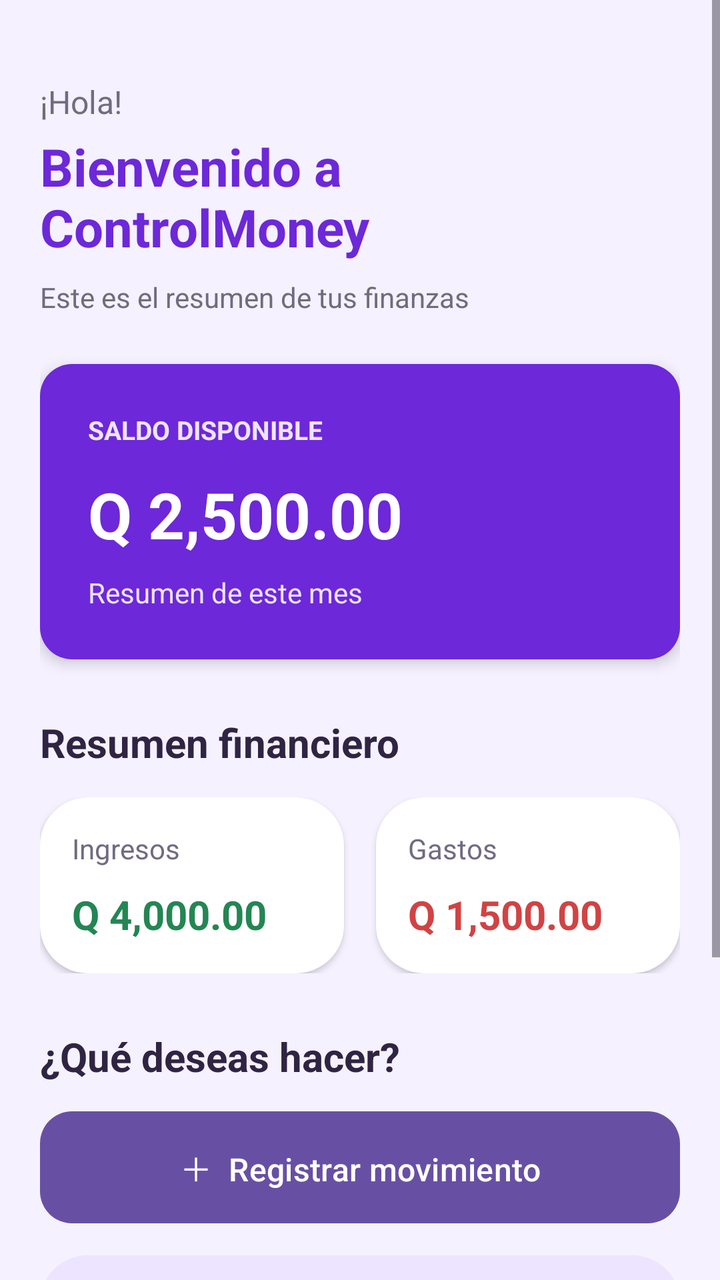
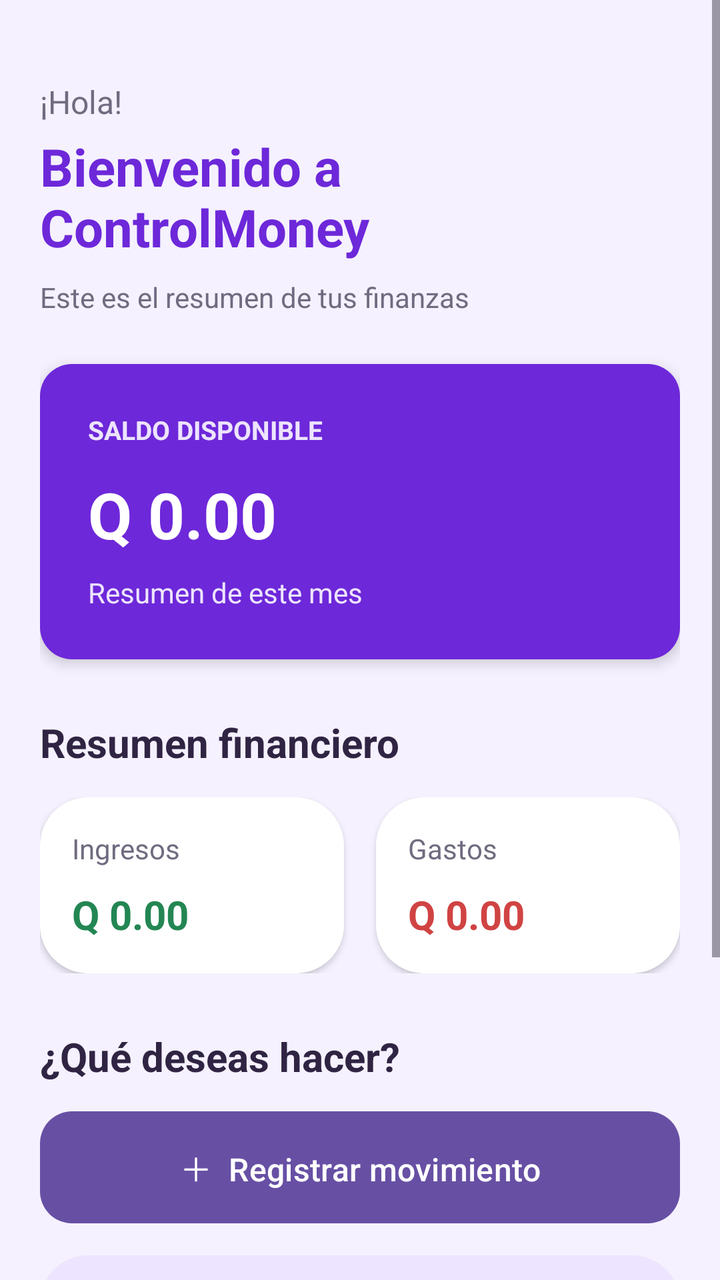

An Android layout rendered at two revisions. The XML below is the earlier revision; the diff shows what the commit changed to produce the second picture.
<!-- AndroidManifest.xml: application theme Theme.ControlMoney -->
<!-- res/layout/activity_inicio.xml -->
<?xml version="1.0" encoding="utf-8"?>
<ScrollView xmlns:android="http://schemas.android.com/apk/res/android"
    android:layout_width="match_parent"
    android:layout_height="match_parent"
    android:fillViewport="true"
    android:background="#F5F1FF">

    <LinearLayout
        android:layout_width="match_parent"
        android:layout_height="wrap_content"
        android:orientation="vertical"
        android:padding="20dp">

        
        <TextView
            android:layout_width="wrap_content"
            android:layout_height="wrap_content"
            android:layout_marginTop="20dp"
            android:text="¡Hola!"
            android:textColor="#716B80"
            android:textSize="16sp" />

        <TextView
            android:layout_width="wrap_content"
            android:layout_height="wrap_content"
            android:layout_marginTop="4dp"
            android:text="Bienvenido a ControlMoney"
            android:textColor="#6D28D9"
            android:textSize="26sp"
            android:textStyle="bold" />

        <TextView
            android:layout_width="wrap_content"
            android:layout_height="wrap_content"
            android:layout_marginTop="8dp"
            android:layout_marginBottom="24dp"
            android:text="Este es el resumen de tus finanzas"
            android:textColor="#716B80"
            android:textSize="14sp" />

        
        <LinearLayout
            android:layout_width="match_parent"
            android:layout_height="wrap_content"
            android:orientation="vertical"
            android:padding="24dp"
            android:background="@drawable/fondo_boton_morado"
            android:elevation="4dp">

            <TextView
                android:layout_width="wrap_content"
                android:layout_height="wrap_content"
                android:text="SALDO DISPONIBLE"
                android:textColor="#EDE4FF"
                android:textSize="13sp"
                android:textStyle="bold" />

            <TextView
                android:layout_width="wrap_content"
                android:layout_height="wrap_content"
                android:layout_marginTop="12dp"
                android:text="Q 2,500.00"
                android:textColor="#FFFFFF"
                android:textSize="32sp"
                android:textStyle="bold" />

            <TextView
                android:layout_width="wrap_content"
                android:layout_height="wrap_content"
                android:layout_marginTop="8dp"
                android:text="Resumen de este mes"
                android:textColor="#EDE4FF"
                android:textSize="14sp" />

        </LinearLayout>

        
        <TextView
            android:layout_width="wrap_content"
            android:layout_height="wrap_content"
            android:layout_marginTop="28dp"
            android:layout_marginBottom="14dp"
            android:text="Resumen financiero"
            android:textColor="#302443"
            android:textSize="20sp"
            android:textStyle="bold" />

        
        <LinearLayout
            android:layout_width="match_parent"
            android:layout_height="wrap_content"
            android:orientation="horizontal"
            android:baselineAligned="false">

            <LinearLayout
                android:layout_width="0dp"
                android:layout_height="wrap_content"
                android:layout_weight="1"
                android:layout_marginEnd="8dp"
                android:orientation="vertical"
                android:padding="16dp"
                android:background="@drawable/fondo_tarjeta"
                android:elevation="2dp">

                <TextView
                    android:layout_width="wrap_content"
                    android:layout_height="wrap_content"
                    android:text="Ingresos"
                    android:textColor="#716B80"
                    android:textSize="14sp" />

                <TextView
                    android:layout_width="wrap_content"
                    android:layout_height="wrap_content"
                    android:layout_marginTop="10dp"
                    android:text="Q 4,000.00"
                    android:textColor="#238653"
                    android:textSize="20sp"
                    android:textStyle="bold" />

            </LinearLayout>

            <LinearLayout
                android:layout_width="0dp"
                android:layout_height="wrap_content"
                android:layout_weight="1"
                android:layout_marginStart="8dp"
                android:orientation="vertical"
                android:padding="16dp"
                android:background="@drawable/fondo_tarjeta"
                android:elevation="2dp">

                <TextView
                    android:layout_width="wrap_content"
                    android:layout_height="wrap_content"
                    android:text="Gastos"
                    android:textColor="#716B80"
                    android:textSize="14sp" />

                <TextView
                    android:layout_width="wrap_content"
                    android:layout_height="wrap_content"
                    android:layout_marginTop="10dp"
                    android:text="Q 1,500.00"
                    android:textColor="#D14343"
                    android:textSize="20sp"
                    android:textStyle="bold" />

            </LinearLayout>

        </LinearLayout>

        
        <TextView
            android:layout_width="wrap_content"
            android:layout_height="wrap_content"
            android:layout_marginTop="28dp"
            android:layout_marginBottom="14dp"
            android:text="¿Qué deseas hacer?"
            android:textColor="#302443"
            android:textSize="20sp"
            android:textStyle="bold" />

        <Button
            android:id="@+id/btnRegistrarMovimiento"
            android:layout_width="match_parent"
            android:layout_height="56dp"
            android:layout_marginBottom="12dp"
            android:background="@drawable/fondo_boton_morado"
            android:text="＋  Registrar movimiento"
            android:textAllCaps="false"
            android:textColor="#FFFFFF"
            android:textSize="16sp" />

        <Button
            android:id="@+id/btnVerMovimientos"
            android:layout_width="match_parent"
            android:layout_height="56dp"
            android:layout_marginBottom="12dp"
            android:backgroundTint="#EDE4FF"
            android:text="Ver movimientos"
            android:textAllCaps="false"
            android:textColor="#4C1D95"
            android:textSize="16sp" />

        <Button
            android:id="@+id/btnReportes"
            android:layout_width="match_parent"
            android:layout_height="56dp"
            android:layout_marginBottom="12dp"
            android:backgroundTint="#EDE4FF"
            android:text="Consultar reportes"
            android:textAllCaps="false"
            android:textColor="#4C1D95"
            android:textSize="16sp" />

        <Button
            android:id="@+id/btnPerfil"
            android:layout_width="match_parent"
            android:layout_height="56dp"
            android:layout_marginBottom="20dp"
            android:background="@drawable/fondo_campo"
            android:text="Mis datos"
            android:textAllCaps="false"
            android:textColor="#FFFFFF"
            android:textSize="16sp" />

    </LinearLayout>

</ScrollView>
<!-- resources referenced by this layout -->
<resources>
  <!-- drawable fondo_boton_morado (drawable) -->
  <?xml version="1.0" encoding="utf-8"?>
  <shape xmlns:android="http://schemas.android.com/apk/res/android"
      android:shape="rectangle">
  
      <solid android:color="#6D28D9" />
  
      <corners android:radius="16dp" />
  
  </shape>
  <!-- drawable fondo_campo (drawable) -->
  <?xml version="1.0" encoding="utf-8"?>
  <shape xmlns:android="http://schemas.android.com/apk/res/android"
      android:shape="rectangle">
  
      <solid android:color="#FFFFFF" />
  
      <stroke
          android:width="1dp"
          android:color="#E4D9FA" />
  
      <corners android:radius="14dp" />
  
      <padding
          android:left="12dp"
          android:top="4dp"
          android:right="12dp"
          android:bottom="4dp" />
  
  </shape>
  <!-- drawable fondo_tarjeta (drawable) -->
  <?xml version="1.0" encoding="utf-8"?>
  <shape xmlns:android="http://schemas.android.com/apk/res/android"
      android:shape="rectangle">
  
      <solid android:color="#FFFFFF" />
  
      <corners android:radius="24dp" />
  
  </shape>
  <style name="Theme.ControlMoney" parent="Base.Theme.ControlMoney" />
  <style name="Base.Theme.ControlMoney" parent="Theme.Material3.DayNight.NoActionBar">
          
          
      </style>
</resources>

<!-- the commit's change to res/layout/activity_inicio.xml (unified diff, before → after) -->
@@ -56,10 +56,11 @@
                 android:textStyle="bold" />
 
             <TextView
+                android:id="@+id/tvSaldoDisponible"
                 android:layout_width="wrap_content"
                 android:layout_height="wrap_content"
                 android:layout_marginTop="12dp"
-                android:text="Q 2,500.00"
+                android:text="Q 0.00"
                 android:textColor="#FFFFFF"
                 android:textSize="32sp"
                 android:textStyle="bold" />
@@ -110,10 +111,11 @@
                     android:textSize="14sp" />
 
                 <TextView
+                    android:id="@+id/tvTotalIngresos"
                     android:layout_width="wrap_content"
                     android:layout_height="wrap_content"
                     android:layout_marginTop="10dp"
-                    android:text="Q 4,000.00"
+                    android:text="Q 0.00"
                     android:textColor="#238653"
                     android:textSize="20sp"
                     android:textStyle="bold" />
@@ -138,10 +140,11 @@
                     android:textSize="14sp" />
 
                 <TextView
+                    android:id="@+id/tvTotalGastos"
                     android:layout_width="wrap_content"
                     android:layout_height="wrap_content"
                     android:layout_marginTop="10dp"
-                    android:text="Q 1,500.00"
+                    android:text="Q 0.00"
                     android:textColor="#D14343"
                     android:textSize="20sp"
                     android:textStyle="bold" />
